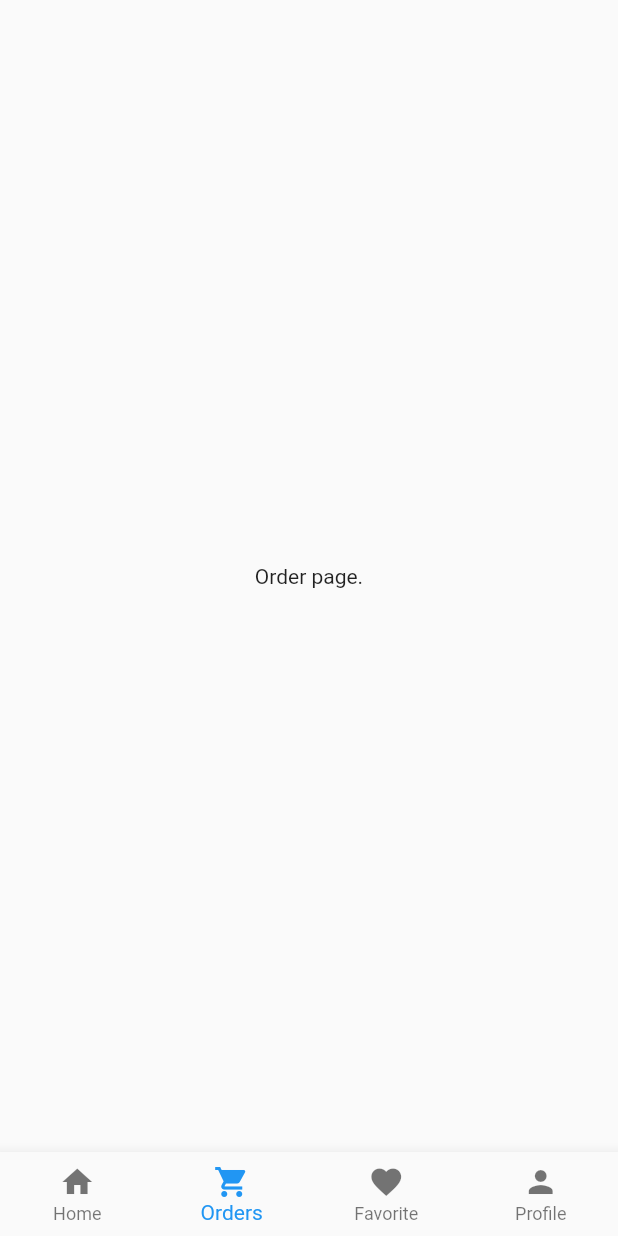
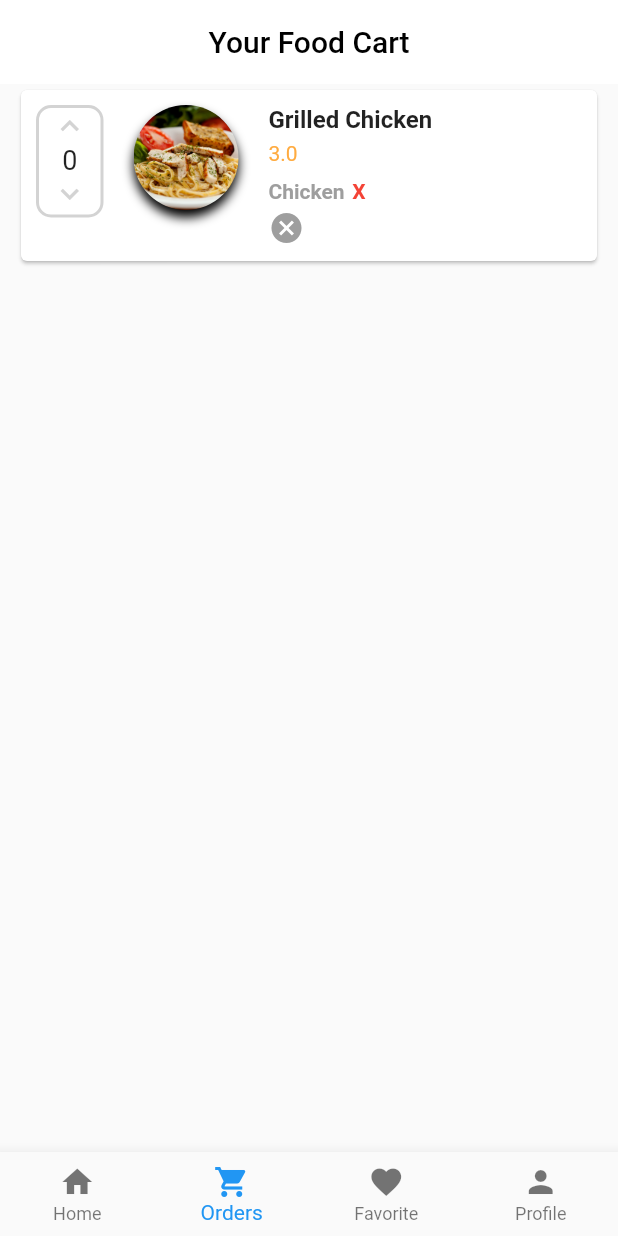
Before and after one commit to MilanGhimire/FoodyNepal, a Flutter app: the screen it shows after launch, item 2 of the bottom bar chosen, on a phone screen of 412 x 824 dp. Run offline on Flutter 3.47's test engine with Material 2 defaults, Android fonts, the light colour scheme and no system bars.

Commit message:
Order page order card completed.

```diff
--- a/lib/src/pages/order_page.dart
+++ b/lib/src/pages/order_page.dart
@@ -1,4 +1,7 @@
 import 'package:flutter/material.dart';
+
+// Custom widgets
+import '../widgets/order_card.dart';
 
 class OrderPage extends StatefulWidget {
   @override
@@ -8,8 +11,12 @@ class OrderPage extends StatefulWidget {
 class _OrderPageState extends State<OrderPage> {
   @override
   Widget build(BuildContext context) {
-    return Center(
-      child: Text("Order page."),
-    );
+    return ListView(
+        padding: EdgeInsets.symmetric(horizontal: 10.0),
+        scrollDirection: Axis.vertical,
+        children: <Widget>[
+          OrderCard(),
+        ],
+      );
   }
 }
--- a/lib/src/screens/main_screen.dart
+++ b/lib/src/screens/main_screen.dart
@@ -68,6 +68,12 @@ class _MainScreenState extends State<MainScreen> {
         ],
       ),
       body: currentPage,
+      appBar: currentTabIndex == 1 ? AppBar(
+        title: Text("Your Food Cart", style: TextStyle(color: Colors.black),),
+        backgroundColor: Colors.white,
+        centerTitle: true,
+        elevation: 0.0,
+      ) : null,
     );
   }
 }
--- /dev/null
+++ b/lib/src/widgets/order_card.dart
@@ -0,0 +1,128 @@
+import 'package:flutter/cupertino.dart';
+import 'package:flutter/material.dart';
+
+class OrderCard extends StatelessWidget {
+  @override
+  Widget build(BuildContext context) {
+    return Card(
+      child: Padding(
+        padding: const EdgeInsets.symmetric(horizontal: 10.0, vertical: 10.0),
+        child: Row(
+          crossAxisAlignment: CrossAxisAlignment.start,
+          children: <Widget>[
+            Container(
+              height: 75.0,
+              width: 45.0,
+              decoration: BoxDecoration(
+                border: Border.all(width: 2.0, color: Color(0xFFD3D3D3)),
+                borderRadius: BorderRadius.circular(10.0),
+              ),
+              child: Column(
+                children: <Widget>[
+                  InkWell(
+                      onTap: () {},
+                      child: Icon(
+                        Icons.keyboard_arrow_up,
+                        color: Color(0xFFD3D3D3),
+                      )),
+                  Text(
+                    "0",
+                    style: TextStyle(fontSize: 18.0),
+                  ),
+                  InkWell(
+                      onTap: () {},
+                      child: Icon(
+                        Icons.keyboard_arrow_down,
+                        color: Color(0xFFD3D3D3),
+                      )),
+                ],
+              ),
+            ),
+            SizedBox(
+              width: 20.0,
+            ),
+            Container(
+              height: 70.0,
+              width: 70.0,
+              decoration: BoxDecoration(
+                  image: DecorationImage(
+                    image: AssetImage("assets/images/resturant.jpg"),
+                    fit: BoxFit.cover,
+                  ),
+                  borderRadius: BorderRadius.circular(35.0),
+                  boxShadow: [
+                    BoxShadow(
+                      color: Colors.black,
+                      blurRadius: 5.0,
+                      offset: Offset(0.0, 5.0),
+                    )
+                  ]),
+            ),
+            SizedBox(
+              width: 20.0,
+            ),
+            Column(
+              crossAxisAlignment: CrossAxisAlignment.start,
+              children: <Widget>[
+                Text(
+                  "Grilled Chicken",
+                  style: TextStyle(fontSize: 16.0, fontWeight: FontWeight.bold),
+                ),
+                SizedBox(
+                  height: 5.0,
+                ),
+                Text(
+                  "3.0",
+                  style: TextStyle(color: Colors.orangeAccent, fontSize: 14.0),
+                ),
+                SizedBox(
+                  height: 5.0,
+                ),
+                Container(
+                  height: 25.0,
+                  width: 120.0,
+                  child: ListView(
+                    scrollDirection: Axis.horizontal,
+                    children: <Widget>[
+                      Container(
+                        margin: EdgeInsets.only(right: 10.0),
+                        child: Row(
+                          children: <Widget>[
+                            Text(
+                              "Chicken",
+                              style: TextStyle(
+                                  color: Colors.grey,
+                                  fontWeight: FontWeight.bold),
+                            ),
+                            SizedBox(
+                              width: 5.0,
+                            ),
+                            InkWell(
+                                onTap: () {},
+                                child: Text(
+                                  "X",
+                                  style: TextStyle(
+                                      color: Colors.red,
+                                      fontWeight: FontWeight.bold),
+                                )),
+                          ],
+                        ),
+                      ),
+                    ],
+                  ),
+                ),
+                Spacer(),
+                GestureDetector(
+                  onTap: () {},
+                    child: Icon(
+                  Icons.cancel,
+                  color: Colors.grey,
+                )),
+              ],
+            ),
+          ],
+        ),
+      ),
+    );
+  }
+}
```
